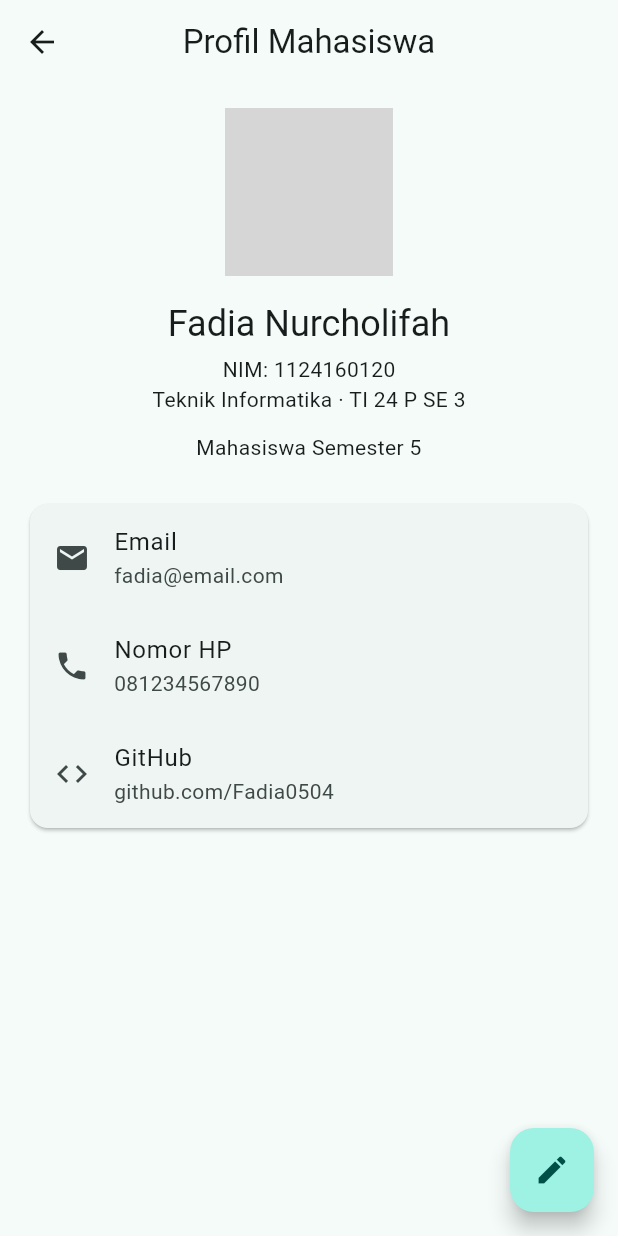
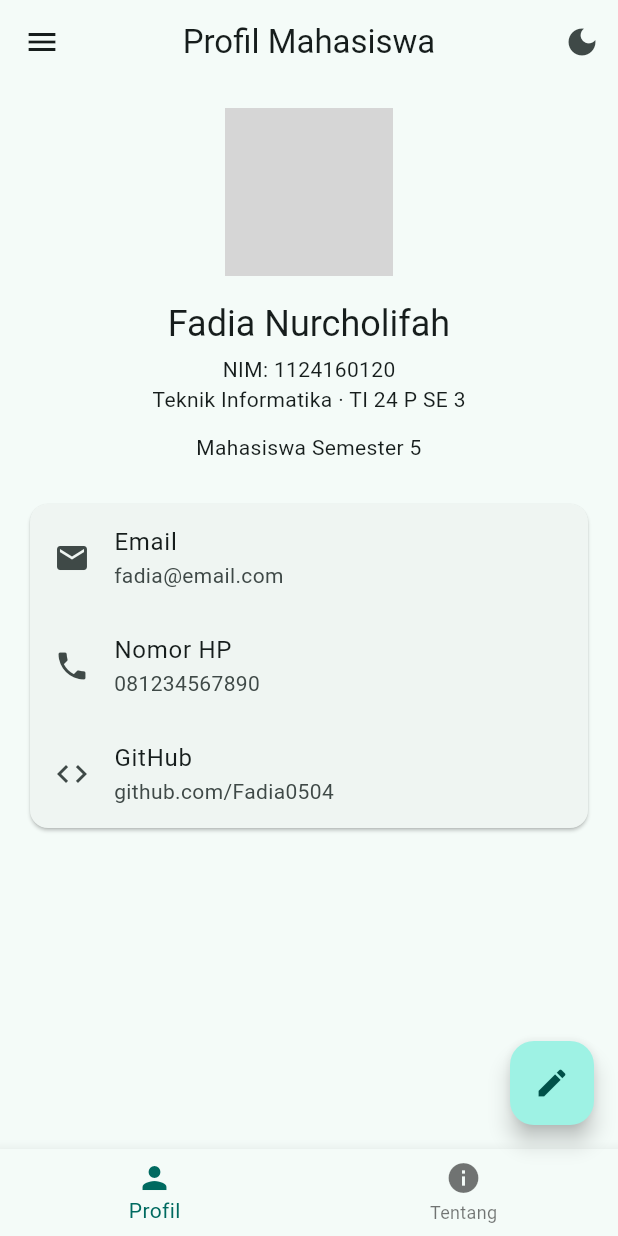
Before and after one commit to Fadia0504/uts-pml-1124160120, a Flutter app: the ProfilePage screen opened by its route, on a phone screen of 412 x 824 dp. Run offline on Flutter 3.47's test engine with Material 3 defaults, Android fonts, the phone set to English and light mode, and no system bars; grey boxes are pictures that could not be loaded.

Commit message:
feat: add drawer, bottom navigation, and dark mode switch

```diff
--- a/soal2_profil_app/lib/screens/login_page.dart
+++ b/soal2_profil_app/lib/screens/login_page.dart
@@ -29,7 +29,6 @@ class _LoginPageState extends State<LoginPage> {
     if (!mounted) return;
     setState(() => _loading = false);
 
-    // Akun demo: password 123456
     if (_password.text == '123456') {
       Navigator.pushReplacementNamed(context, '/profile');
     } else {
@@ -109,8 +108,6 @@ class _LoginPageState extends State<LoginPage> {
                           : const Text('Login'),
                     ),
                   ),
-                  const SizedBox(height: 8),
-                  Text('Demo: password 123456', style: textTheme.bodySmall),
                 ],
               ),
             ),
--- a/soal2_profil_app/lib/screens/profile_page.dart
+++ b/soal2_profil_app/lib/screens/profile_page.dart
@@ -30,11 +30,67 @@ class _ProfilePageState extends State<ProfilePage> {
   @override
   Widget build(BuildContext context) {
     final textTheme = Theme.of(context).textTheme;
+    final isDark = Theme.of(context).brightness == Brightness.dark;
 
     return Scaffold(
       appBar: AppBar(
         title: const Text('Profil Mahasiswa'),
         centerTitle: true,
+        actions: [
+          IconButton(
+            tooltip: 'Ganti tema',
+            onPressed: widget.onToggleTheme,
+            icon: Icon(isDark ? Icons.light_mode : Icons.dark_mode),
+          ),
+        ],
+      ),
+      drawer: Drawer(
+        child: ListView(
+          padding: EdgeInsets.zero,
+          children: [
+            DrawerHeader(
+              decoration: BoxDecoration(
+                color: Theme.of(context).colorScheme.primaryContainer,
+              ),
+              child: Align(
+                alignment: Alignment.bottomLeft,
+                child: Text(_profile.nama, style: textTheme.titleLarge),
+              ),
+            ),
+            ListTile(
+              leading: const Icon(Icons.person),
+              title: const Text('Profil'),
+              onTap: () => Navigator.pop(context),
+            ),
+            ListTile(
+              leading: const Icon(Icons.info),
+              title: const Text('Tentang Saya'),
+              onTap: () {
+                Navigator.pop(context);
+                Navigator.pushNamed(context, '/about');
+              },
+            ),
+            ListTile(
+              leading: const Icon(Icons.edit),
+              title: const Text('Edit Profil'),
+              onTap: () {
+                Navigator.pop(context);
+                _bukaEdit();
+              },
+            ),
+            SwitchListTile(
+              secondary: const Icon(Icons.dark_mode),
+              title: const Text('Mode gelap'),
+              value: isDark,
+              onChanged: (_) => widget.onToggleTheme(),
+            ),
+            ListTile(
+              leading: const Icon(Icons.logout),
+              title: const Text('Keluar'),
+              onTap: () => Navigator.pushReplacementNamed(context, '/'),
+            ),
+          ],
+        ),
       ),
       body: SafeArea(
         child: SingleChildScrollView(
@@ -83,6 +139,16 @@ class _ProfilePageState extends State<ProfilePage> {
         tooltip: 'Edit profil',
         child: const Icon(Icons.edit),
       ),
+      bottomNavigationBar: BottomNavigationBar(
+        currentIndex: 0,
+        onTap: (i) {
+          if (i == 1) Navigator.pushNamed(context, '/about');
+        },
+        items: const [
+          BottomNavigationBarItem(icon: Icon(Icons.person), label: 'Profil'),
+          BottomNavigationBarItem(icon: Icon(Icons.info), label: 'Tentang'),
+        ],
+      ),
     );
   }
 }
```
